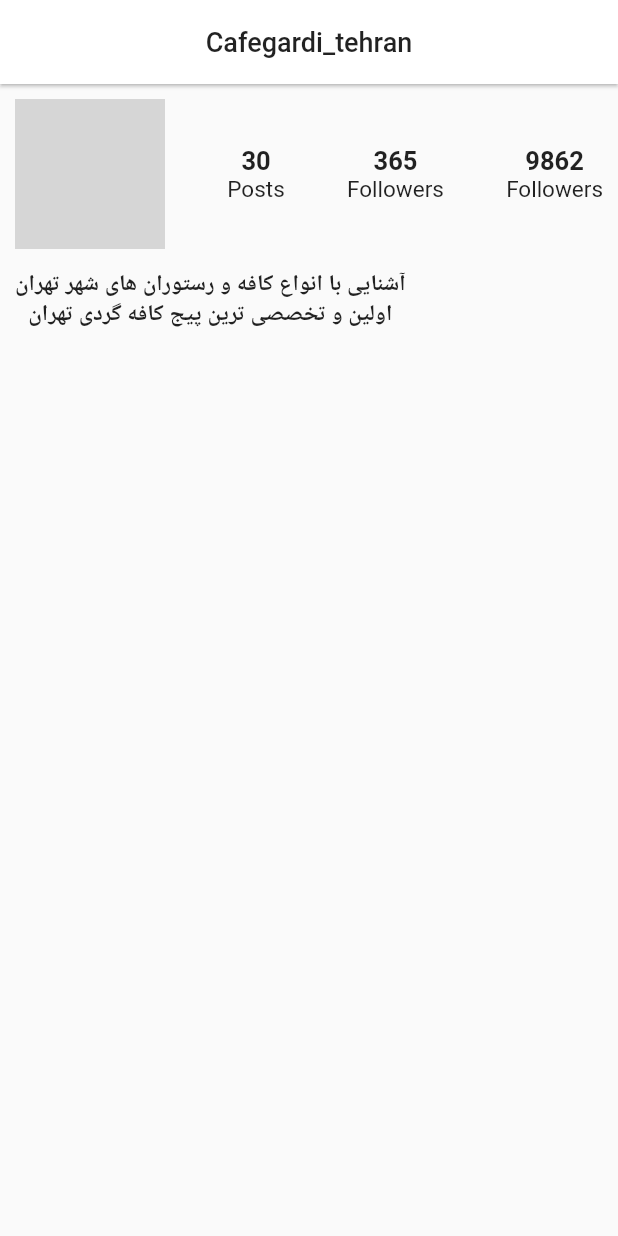
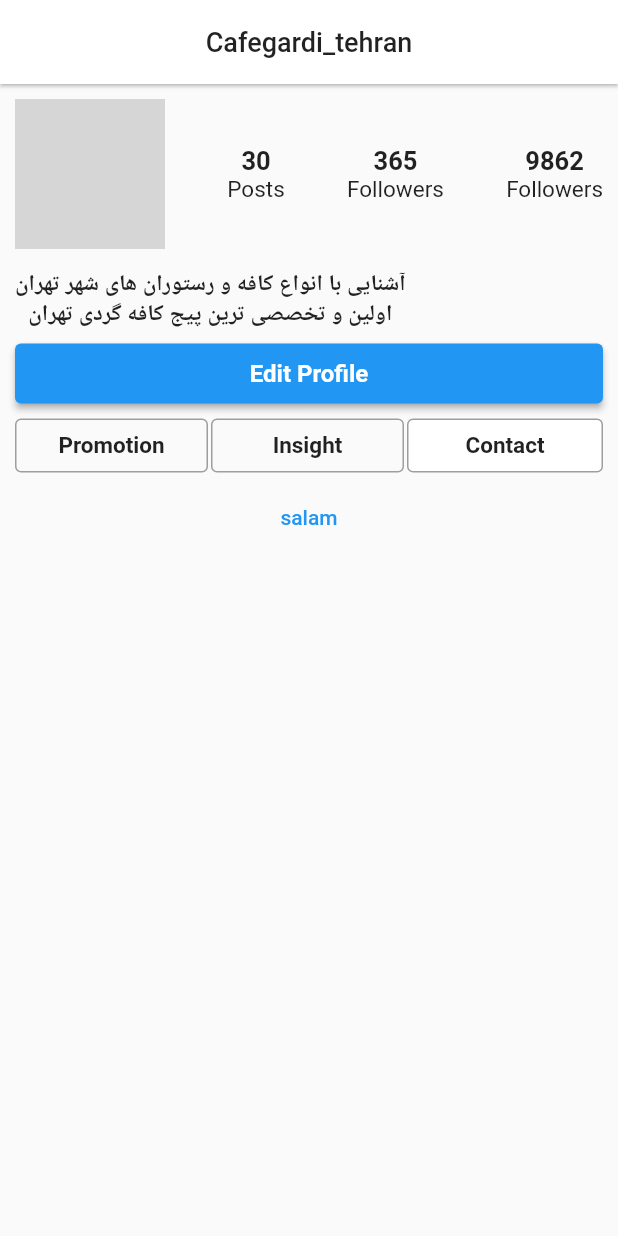
Before and after one commit to pooria89/Flutter_Instagram_Ui, a Flutter app: the ProfileScreen screen opened directly, on a phone screen of 412 x 824 dp. Run offline on Flutter 3.47's test engine with Material 2 defaults, Android fonts, the phone set to English and light mode, and no system bars; our stand-ins replace animated_splash_screen, carousel_slider, google_fonts, sqflite; missing offline and left inert: dashed_circle; accounts and stored records are empty; network calls fail; Roboto replaces fonts that are missing (BNazanin); grey boxes are pictures that could not be loaded.

Commit message:
[FEATURE] Create Ui profile_screen.dart (40%).

```diff
--- a/lib/screen/pages/profile_screen.dart
+++ b/lib/screen/pages/profile_screen.dart
@@ -1,4 +1,5 @@
 import 'package:flutter/material.dart';
+import 'package:pooria50/widget/normal_textview.dart';
 
 class ProfileScreen extends StatelessWidget {
   ProfileScreen({Key? key}) : super(key: key);
@@ -125,9 +126,97 @@ class ProfileScreen extends StatelessWidget {
                 ),
               ],
             ),
-          )
+          ),
           // highlight story
-
+          Padding(
+            padding: const EdgeInsets.symmetric(vertical: 3, horizontal: 10),
+            child: Column(
+              children: [
+                ElevatedButton(
+                  style: ElevatedButton.styleFrom(
+                    shadowColor: Colors.grey,
+                    minimumSize: Size.fromHeight(
+                        40), // fromHeight use double.infinity as width and 40 is the height
+                  ),
+                  onPressed: () {},
+                  child: Text(
+                    'Edit Profile',
+                    style: TextStyle(
+                        fontSize: 16,
+                        color: Colors.white,
+                        fontWeight: FontWeight.bold),
+                  ),
+                ),
+                Row(
+                  mainAxisAlignment: MainAxisAlignment.spaceBetween,
+                  children: [
+                    Expanded(
+                      child: Padding(
+                        padding: const EdgeInsets.fromLTRB(0, 0, 2, 0),
+                        child: FlatButton(
+                          shape: RoundedRectangleBorder(
+                              side: BorderSide(color: Colors.grey),
+                              borderRadius: BorderRadius.circular(4.0)),
+                          onPressed: () {},
+                          child: Text(
+                            "Promotion",
+                            style: TextStyle(
+                                fontSize: 15,
+                                color: Colors.black87,
+                                fontWeight: FontWeight.bold,
+                                fontFamily: 'BNazanin'),
+                          ),
+                        ),
+                      ),
+                      flex: 1,
+                    ),
+                    Expanded(
+                      child: Padding(
+                        padding: const EdgeInsets.fromLTRB(0, 0, 2, 0),
+                        child: FlatButton(
+                          shape: RoundedRectangleBorder(
+                              side: BorderSide(color: Colors.grey),
+                              borderRadius: BorderRadius.circular(4.0)),
+                          onPressed: () {},
+                          child: Text(
+                            "Insight",
+                            style: TextStyle(
+                                fontSize: 15,
+                                color: Colors.black87,
+                                fontWeight: FontWeight.bold,
+                                fontFamily: 'BNazanin'),
+                          ),
+                        ),
+                      ),
+                      flex: 1,
+                    ),
+                    Expanded(
+                      child: FlatButton(
+                        shape: RoundedRectangleBorder(
+                            side: BorderSide(color: Colors.grey),
+                            borderRadius: BorderRadius.circular(4.0)),
+                        color: Colors.white,
+                        onPressed: () {},
+                        child: Text(
+                          "Contact",
+                          style: TextStyle(
+                              fontSize: 15,
+                              color: Colors.black87,
+                              fontWeight: FontWeight.bold,
+                              fontFamily: 'BNazanin'),
+                        ),
+                      ),
+                      flex: 1,
+                    ),
+                  ],
+                ),
+                NormalTextView(
+                  text: "salam",
+                  onClick: () {},
+                )
+              ],
+            ),
+          ),
           //footer
         ],
       ),
--- /dev/null
+++ b/lib/widget/normal_textview.dart
@@ -0,0 +1,48 @@
+import 'package:flutter/material.dart';
+
+class NormalTextView extends StatelessWidget {
+  final String? text;
+  final double? size;
+  final FontWeight? fontWeight;
+  final Color? color;
+  final double? wordSpacing;
+  final VoidCallback? onClick;
+
+  NormalTextView(
+      {required this.text,
+      this.size,
+      this.fontWeight,
+      this.color,
+      this.wordSpacing,
+      this.onClick});
+
+  @override
+  Widget build(BuildContext context) {
+    return Container(
+      child: onClick == null
+          ? Text(
+              text!,
+              style: TextStyle(
+                fontSize: size,
+                fontWeight: fontWeight,
+                color: color,
+                wordSpacing: wordSpacing,
+              ),
+            )
+          : TextButton(
+              onPressed: () {
+                onClick?.call();
+              },
+              child: Text(
+                text!,
+                style: TextStyle(
+                  fontSize: size,
+                  fontWeight: fontWeight,
+                  color: color,
+                  wordSpacing: wordSpacing,
+                ),
+              ),
+            ),
+    );
+  }
+}
```
